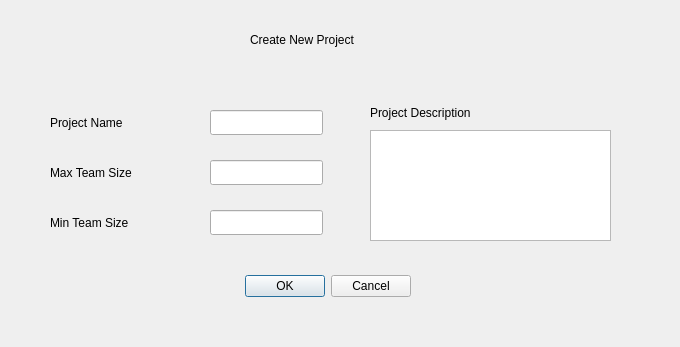
abhinavthukral28/stuPID, file createprojectview.ui: the form before one commit.
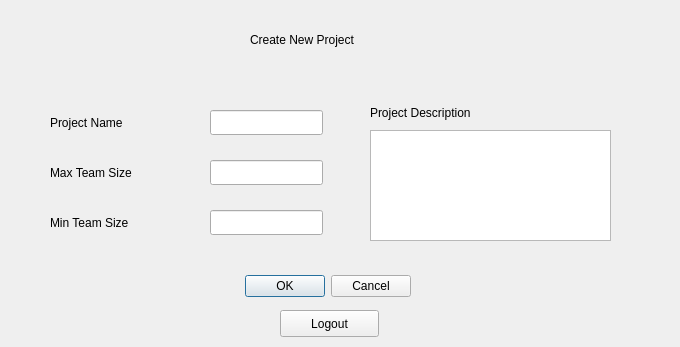
The form after the commit.

The edit to the form file:
```diff
--- a/createprojectview.ui
+++ b/createprojectview.ui
@@ -137,6 +137,19 @@
     <string>Create New Project</string>
    </property>
   </widget>
+  <widget class="QPushButton" name="pushButton">
+   <property name="geometry">
+    <rect>
+     <x>280</x>
+     <y>310</y>
+     <width>99</width>
+     <height>27</height>
+    </rect>
+   </property>
+   <property name="text">
+    <string>Logout</string>
+   </property>
+  </widget>
  </widget>
  <resources/>
  <connections>
```
